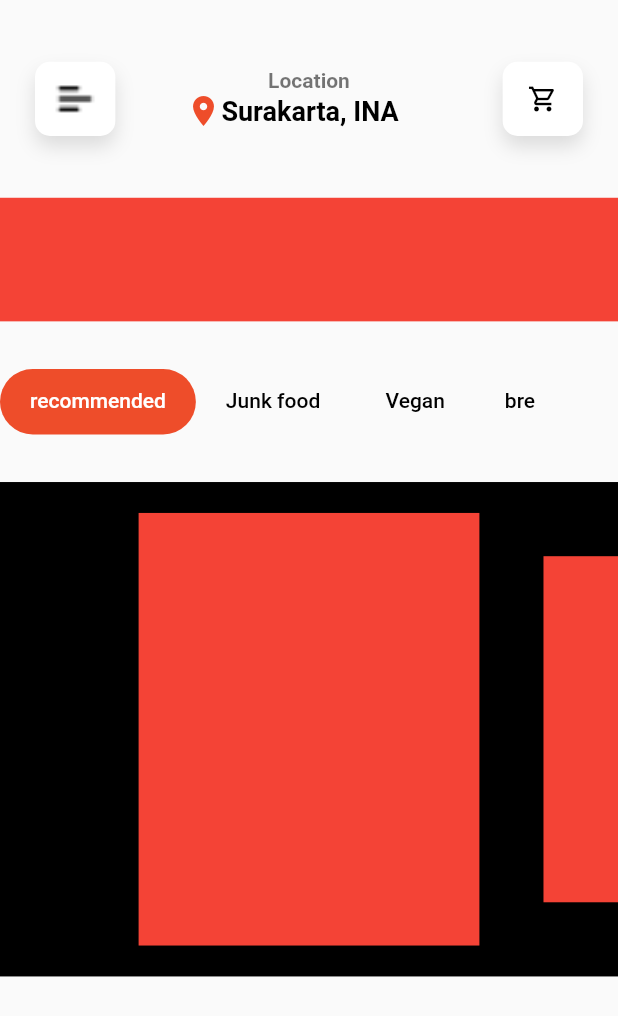
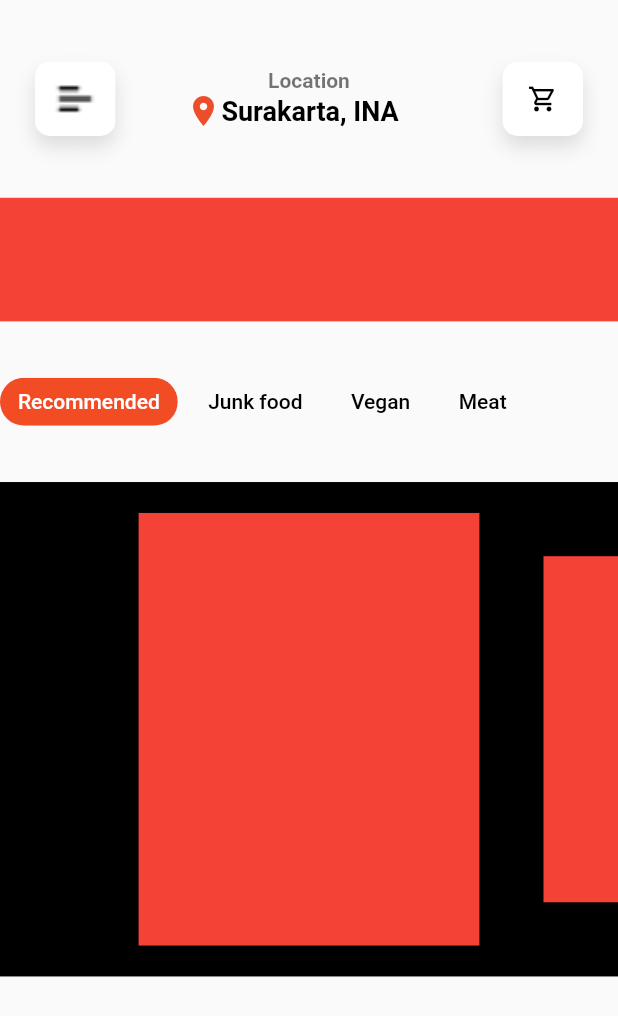
Before and after one commit to naskaytechteam/restaurant, a Flutter app: the Home screen opened directly, on a phone screen of 412 x 824 dp. Shown: the top 1016 px of the screen. Run offline on Flutter 3.47's test engine with Material 2 defaults, Android fonts, the phone set to English and light mode, and no system bars; our stand-ins replace firebase_auth, firebase_core, flutter_swiper, google_sign_in, image_picker, slide_to_act; missing offline and left inert: flutter_login_facebook; accounts and stored records are empty.

Commit message:
refector(home): change tabBar widget with Chip widget

```diff
--- a/lib/screen/bottom_nav_bar_screens/home.dart
+++ b/lib/screen/bottom_nav_bar_screens/home.dart
@@ -10,8 +10,8 @@ class Home extends StatefulWidget {
   State<Home> createState() => _HomeState();
 }
 
-class _HomeState extends State<Home> with TickerProviderStateMixin{
-
+class _HomeState extends State<Home> {
+  String selectedChip='Recommended';
 
   @override
   Widget build(BuildContext context) {
@@ -41,7 +41,11 @@ class _HomeState extends State<Home> with TickerProviderStateMixin{
                 height: height * 0.03,
               ),
               // (height, width),
-              CustomTabBar(tickerProvider: this,),
+              CustomTabBar(onTap: (chips){
+                setState(() {
+                  selectedChip=chips;
+                });
+              },selectedChip: selectedChip,),
               SizedBox(
                 height: height * 0.03,
               ),
--- a/lib/widgets/homescreen/custom_tabbar.dart
+++ b/lib/widgets/homescreen/custom_tabbar.dart
@@ -1,10 +1,12 @@
 import 'package:flutter/material.dart';
 
-import '../../config/colors.dart';
+class CustomTabBar extends StatelessWidget {
+  final Function onTap;
+  final String selectedChip;
 
-class CustomTabBar extends StatelessWidget  {
-  final TickerProvider tickerProvider;
-  const CustomTabBar({required this.tickerProvider,Key? key}) : super(key: key);
+  const CustomTabBar(
+      {required this.onTap, required this.selectedChip, Key? key})
+      : super(key: key);
 
   @override
   Widget build(BuildContext context) {
@@ -16,28 +18,38 @@ class CustomTabBar extends StatelessWidget  {
       padding: const EdgeInsets.symmetric(vertical: 7),
       height: height * 0.07,
       width: width,
-      child: TabBar(
-        labelPadding: EdgeInsets.zero,
-        labelColor: Colors.white,
-        unselectedLabelColor: Colors.black,
-        isScrollable: true,
-        indicatorColor: Colors.black,
-        controller: TabController(length: 4,vsync:tickerProvider ),
-        indicatorSize: TabBarIndicatorSize.label,
-        indicator: BoxDecoration(
-            color: orangeColor, borderRadius: BorderRadius.circular(25)),
-        tabs: [
-          tabs('recommended'),
-          tabs('Junk food '),
-          tabs('Vegan'),
-          tabs('bre')
+      child: ListView(
+        scrollDirection: Axis.horizontal,
+        children: [
+          chips('Recommended'),
+          SizedBox(
+            width: width * 0.02,
+          ),
+          chips('Junk food'),
+          SizedBox(
+            width: width * 0.02,
+          ),
+          chips('Vegan'),
+          SizedBox(
+            width: width * 0.02,
+          ),
+          chips('Meat'),
         ],
       ),
     );
   }
 
-  Widget tabs(String text) {
-    return Container(
-        padding: const EdgeInsets.symmetric(horizontal: 20), child: Text(text));
+  Widget chips(String name) {
+    return InkWell(
+        onTap: () => onTap(name),
+        child: Chip(
+            label: Text(
+              name,
+              style: TextStyle(
+                  color: selectedChip == name ? Colors.white : Colors.black),
+            ),
+            backgroundColor: selectedChip == name
+                ?const Color.fromRGBO(242, 76, 37, 1)
+                : Colors.grey.shade50));
   }
 }
```
